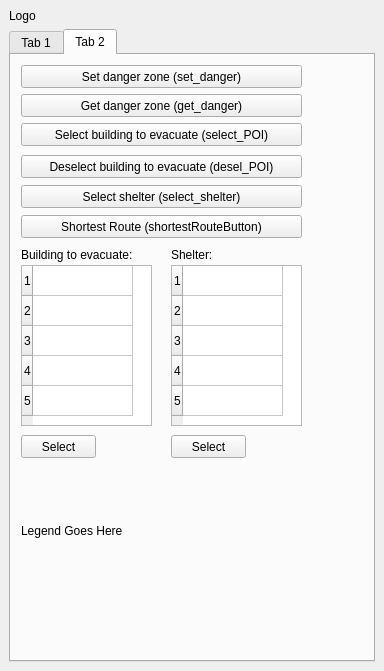
Above: Evacu8/Evacu8/Evacu8_dockwidget_base.ui from fhb1990/GEO1005 before the change. Below: the same form after it.
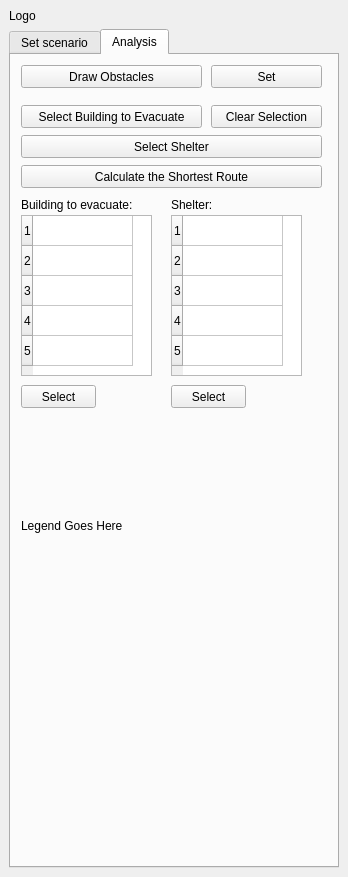
That is the form after the change.

```diff
--- a/Evacu8/Evacu8/Evacu8_dockwidget_base.ui
+++ b/Evacu8/Evacu8/Evacu8_dockwidget_base.ui
@@ -6,8 +6,8 @@
    <rect>
     <x>0</x>
     <y>0</y>
-    <width>384</width>
-    <height>671</height>
+    <width>348</width>
+    <height>877</height>
    </rect>
   </property>
   <property name="windowTitle">
@@ -22,7 +22,7 @@
       </property>
       <widget class="QWidget" name="tab_1">
        <attribute name="title">
-        <string>Tab 1</string>
+        <string>Set scenario</string>
        </attribute>
        <widget class="QPushButton" name="set_pt">
         <property name="geometry">
@@ -104,14 +104,14 @@
       </widget>
       <widget class="QWidget" name="tab_2">
        <attribute name="title">
-        <string>Tab 2</string>
+        <string>Analysis</string>
        </attribute>
        <widget class="QPushButton" name="set_danger">
         <property name="geometry">
          <rect>
           <x>10</x>
           <y>10</y>
-          <width>281</width>
+          <width>181</width>
           <height>23</height>
          </rect>
         </property>
@@ -122,7 +122,7 @@
          <bool>false</bool>
         </property>
         <property name="text">
-         <string>Set danger zone (set_danger)</string>
+         <string>Draw Obstacles</string>
         </property>
         <property name="iconSize">
          <size>
@@ -135,72 +135,72 @@
         <property name="geometry">
          <rect>
           <x>10</x>
-          <y>130</y>
-          <width>281</width>
+          <y>80</y>
+          <width>301</width>
           <height>23</height>
          </rect>
         </property>
         <property name="text">
-         <string>Select shelter (select_shelter)</string>
+         <string>Select Shelter</string>
         </property>
        </widget>
        <widget class="QPushButton" name="select_POI">
         <property name="geometry">
          <rect>
           <x>10</x>
-          <y>68</y>
-          <width>281</width>
+          <y>50</y>
+          <width>181</width>
           <height>23</height>
          </rect>
         </property>
         <property name="text">
-         <string>Select building to evacuate (select_POI)</string>
+         <string>Select Building to Evacuate</string>
         </property>
        </widget>
        <widget class="QPushButton" name="get_danger">
         <property name="geometry">
          <rect>
-          <x>10</x>
-          <y>39</y>
-          <width>281</width>
+          <x>200</x>
+          <y>10</y>
+          <width>111</width>
           <height>23</height>
          </rect>
         </property>
         <property name="text">
-         <string>Get danger zone (get_danger)</string>
+         <string>Set</string>
         </property>
        </widget>
        <widget class="QPushButton" name="shortestRouteButton">
         <property name="geometry">
          <rect>
           <x>10</x>
-          <y>160</y>
-          <width>281</width>
+          <y>110</y>
+          <width>301</width>
           <height>23</height>
          </rect>
         </property>
         <property name="text">
-         <string>Shortest Route (shortestRouteButton)</string>
+         <string>Calculate the Shortest Route</string>
         </property>
        </widget>
        <widget class="QPushButton" name="desel_POI">
         <property name="geometry">
          <rect>
-          <x>10</x>
-          <y>100</y>
-          <width>281</width>
+          <x>200</x>
+          <y>50</y>
+          <width>111</width>
           <height>23</height>
          </rect>
         </property>
         <property name="text">
-         <string>Deselect building to evacuate (desel_POI)</string>
+         <string>Clear Selection</string>
         </property>
        </widget>
        <widget class="QTableWidget" name="to_evac_info">
         <property name="geometry">
          <rect>
           <x>10</x>
-          <y>210</y>
+          <y>160</y>
           <width>131</width>
           <height>161</height>
          </rect>
@@ -231,7 +231,7 @@
         <property name="geometry">
          <rect>
           <x>160</x>
-          <y>210</y>
+          <y>160</y>
           <width>131</width>
           <height>161</height>
          </rect>
@@ -259,7 +259,7 @@
         <property name="geometry">
          <rect>
           <x>10</x>
-          <y>380</y>
+          <y>330</y>
           <width>75</width>
           <height>23</height>
          </rect>
@@ -272,7 +272,7 @@
         <property name="geometry">
          <rect>
           <x>160</x>
-          <y>380</y>
+          <y>330</y>
           <width>75</width>
           <height>23</height>
          </rect>
@@ -285,7 +285,7 @@
         <property name="geometry">
          <rect>
           <x>10</x>
-          <y>190</y>
+          <y>140</y>
           <width>111</width>
           <height>20</height>
          </rect>
@@ -298,7 +298,7 @@
         <property name="geometry">
          <rect>
           <x>160</x>
-          <y>190</y>
+          <y>140</y>
           <width>111</width>
           <height>20</height>
          </rect>
@@ -311,9 +311,9 @@
         <property name="geometry">
          <rect>
           <x>10</x>
-          <y>410</y>
+          <y>360</y>
           <width>301</width>
-          <height>131</height>
+          <height>221</height>
          </rect>
         </property>
         <property name="text">
```
Left out of the diff: 62 changed lines with no effect on the pictures.
